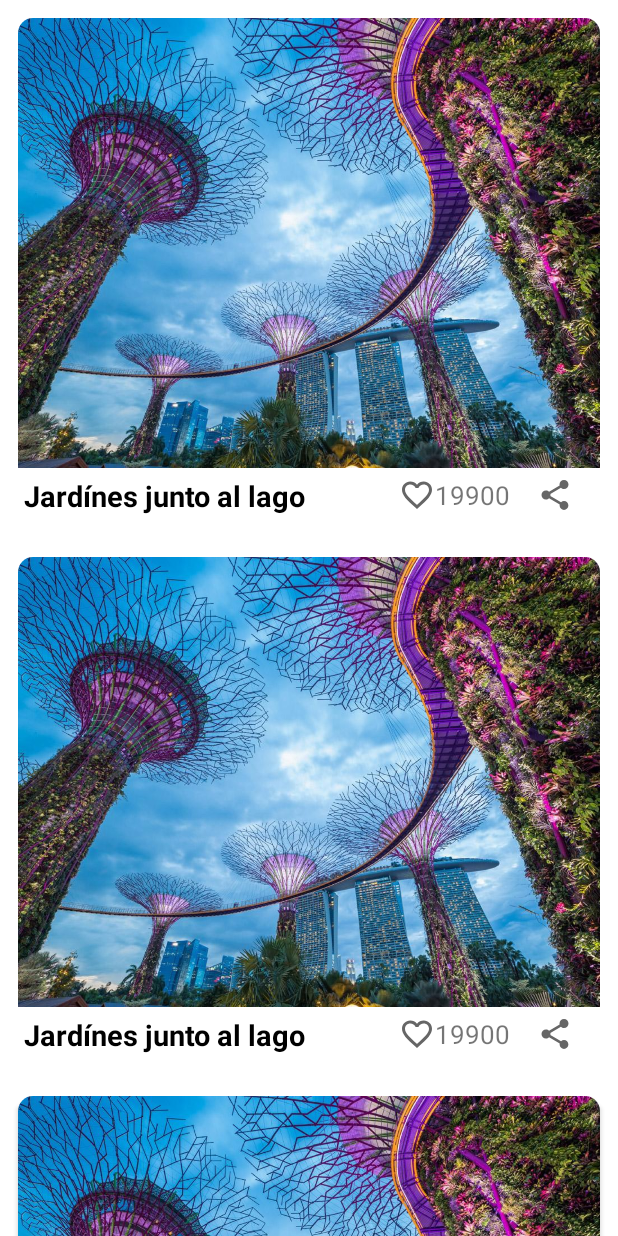
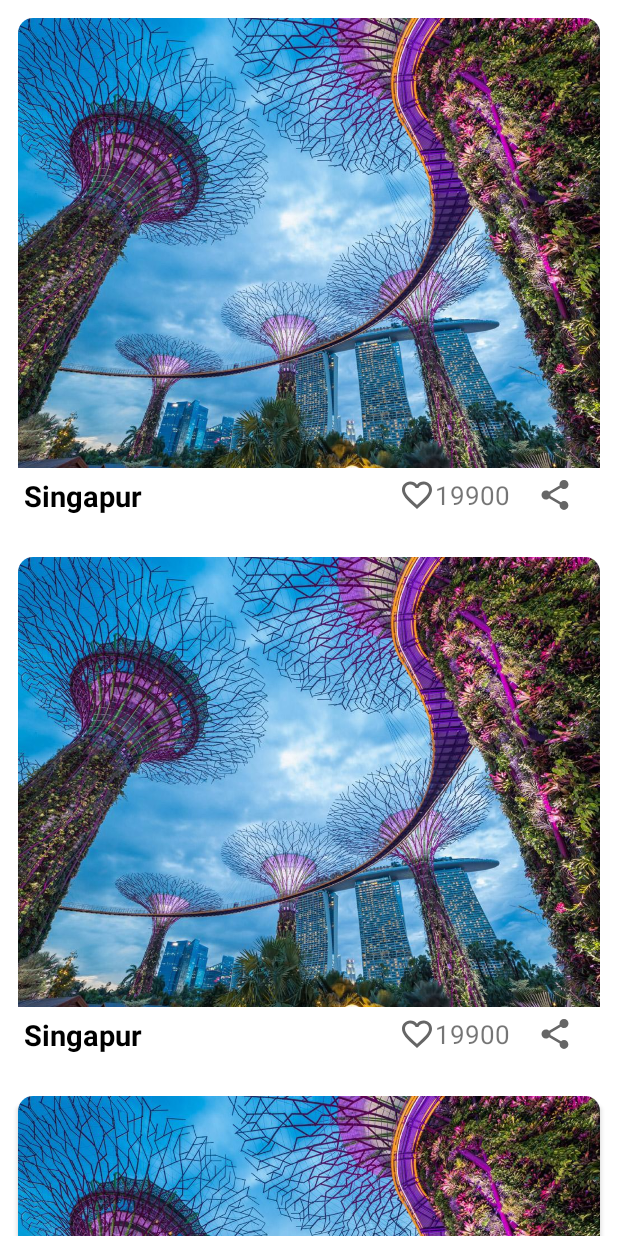
Before and after one commit to SingaRoute/SingaRouteApp, an Android app: the layout fragment_places_list.xml on its own in the app's theme, with its tools: preview values and no code run, on a phone screen of 412 x 824 dp. Run offline under Robolectric (Android 15) with nearby library versions, the phone set to English and light mode, and no system bars.

Commit message:
bugs fixing

```diff
--- a/singaroute/src/main/java/com/grupoandroid/singaroute/list/PlacesListFragment.kt
+++ b/singaroute/src/main/java/com/grupoandroid/singaroute/list/PlacesListFragment.kt
@@ -44,10 +44,10 @@ class PlacesListFragment : Fragment() {
     }
 
     private fun loadMockTouristSites(): ArrayList<TouristSiteItem> {
-        val touristSiteString: String =
-            context?.assets?.open("TouristSites.json")?.bufferedReader().use { it!!.readText() } //TODO change this code to nullable
+        val touristSiteString: String = context?.assets?.open("TouristSites.json")?.bufferedReader().use { it!!.readText() } //TODO change this code to nullable
         val gson = Gson()
-        return gson.fromJson(touristSiteString, TouristSite::class.java)
+        val data = gson.fromJson(touristSiteString, TouristSite::class.java)
+        return data
     }
 
 }
--- a/singaroute/src/main/res/layout/activity_tourist_site_card_view.xml
+++ b/singaroute/src/main/res/layout/activity_tourist_site_card_view.xml
@@ -1,7 +1,6 @@
 <?xml version="1.0" encoding="utf-8"?>
 <androidx.constraintlayout.widget.ConstraintLayout xmlns:android="http://schemas.android.com/apk/res/android"
     xmlns:app="http://schemas.android.com/apk/res-auto"
-    xmlns:tools="http://schemas.android.com/tools"
     android:layout_width="match_parent"
     android:layout_height="wrap_content">
 
@@ -28,16 +27,14 @@
                 android:layout_width="match_parent"
                 android:layout_height="300dp"
                 android:adjustViewBounds="true"
-                android:contentDescription="TODO"
+                android:contentDescription="@string/card_image_description"
                 android:cropToPadding="false"
                 android:scaleType="centerCrop"
                 android:visibility="visible"
                 app:layout_constraintEnd_toEndOf="parent"
                 app:layout_constraintStart_toStartOf="parent"
                 app:layout_constraintTop_toTopOf="parent"
-                app:srcCompat="@drawable/gardens_by_the_bay_0"
-                tools:ignore="ContentDescription,HardcodedText"
-                tools:visibility="visible" />
+                app:srcCompat="@drawable/gardens_by_the_bay_0" />
 
             <TextView
                 android:id="@+id/tittle_card_text_view"
@@ -47,7 +44,7 @@
                 android:layout_marginBottom="4dp"
                 android:paddingStart="4dp"
                 android:paddingEnd="8dp"
-                android:text="@string/jardines_junto_al_lago"
+                android:text="@string/singapur_title"
                 android:textAlignment="textStart"
                 android:textColor="@color/black"
                 android:textSize="19sp"
@@ -65,8 +62,7 @@
                 app:layout_constraintBottom_toBottomOf="parent"
                 app:layout_constraintEnd_toEndOf="parent"
                 app:layout_constraintTop_toBottomOf="@+id/site_card_image_view"
-                app:srcCompat="@drawable/ic_baseline_share_24"
-                tools:ignore="ContentDescription" />
+                app:srcCompat="@drawable/ic_baseline_share_24" />
 
             <ImageView
                 android:id="@+id/imageView6"
--- a/singaroute/src/main/res/layout/fragment_detail.xml
+++ b/singaroute/src/main/res/layout/fragment_detail.xml
@@ -54,7 +54,7 @@
                 android:layout_width="match_parent"
                 android:layout_height="wrap_content"
                 android:adjustViewBounds="true"
-                android:contentDescription="@string/imagen_de_los_jardines"
+                android:contentDescription="@string/singapur_location"
                 android:cropToPadding="true"
                 android:elevation="@dimen/cardview_default_radius"
                 app:srcCompat="@drawable/singapur_presentacion"
```
Also changed, not shown: singaroute/src/main/res/values/strings.xml (+1 -13 lines).
